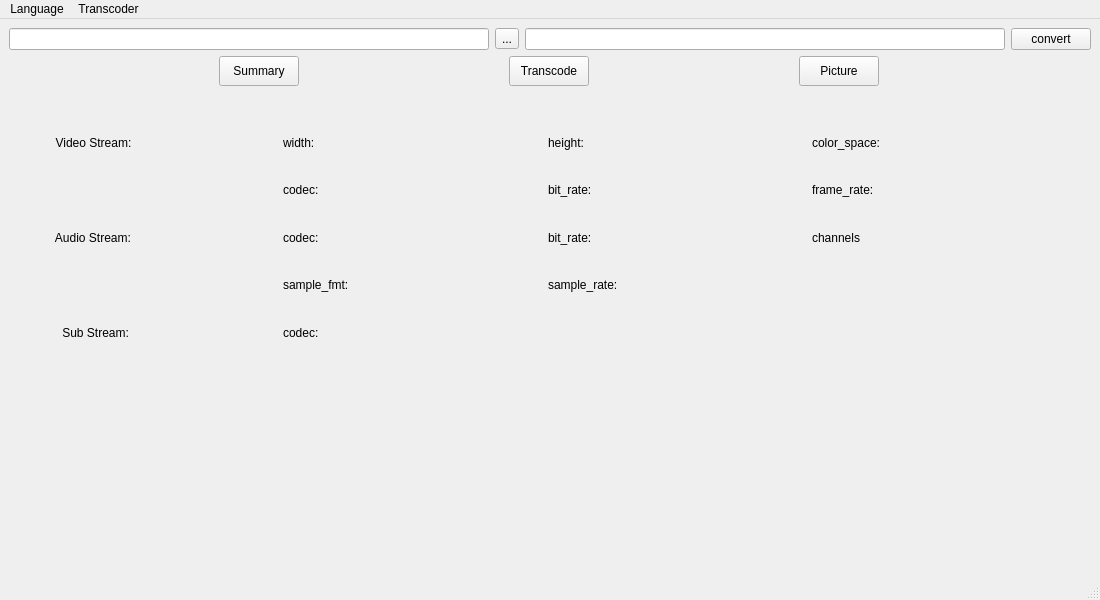
Old version of the form src/builder/src/open_converter.ui in the repository OpenConverterLab/OpenConverter.
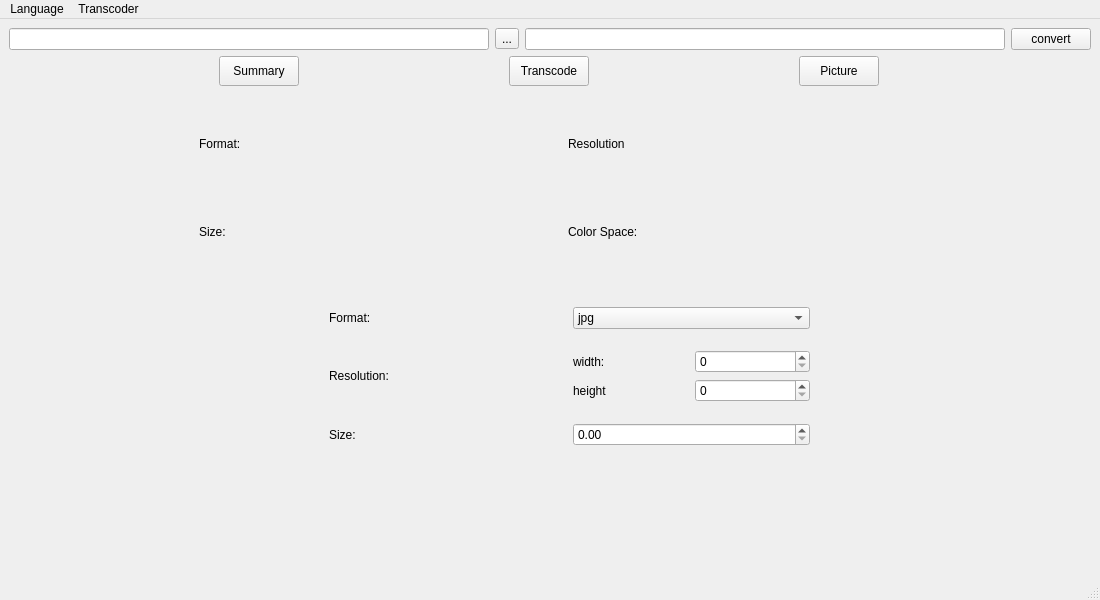
New version of the form.

Commit message: builder/open_converter: add picture page

The edit to the form file:
```diff
--- a/src/builder/src/open_converter.ui
+++ b/src/builder/src/open_converter.ui
@@ -143,7 +143,7 @@
       <item>
        <widget class="QStackedWidget" name="stackedWidget">
         <property name="currentIndex">
-         <number>0</number>
+         <number>2</number>
         </property>
         <widget class="QWidget" name="page">
          <widget class="QWidget" name="gridLayoutWidget">
@@ -437,6 +437,155 @@
           </layout>
          </widget>
         </widget>
+        <widget class="QWidget" name="page_3">
+         <widget class="QWidget" name="gridLayoutWidget_2">
+          <property name="geometry">
+           <rect>
+            <x>190</x>
+            <y>10</y>
+            <width>731</width>
+            <height>171</height>
+           </rect>
+          </property>
+          <layout class="QGridLayout" name="gridLayout_2">
+           <item row="0" column="1">
+            <widget class="QLabel" name="label_picFormatResult">
+             <property name="text">
+              <string/>
+             </property>
+            </widget>
+           </item>
+           <item row="1" column="0">
+            <widget class="QLabel" name="label_picSize">
+             <property name="text">
+              <string>Size:</string>
+             </property>
+            </widget>
+           </item>
+           <item row="0" column="2">
+            <widget class="QLabel" name="label_picResolution">
+             <property name="text">
+              <string>Resolution</string>
+             </property>
+            </widget>
+           </item>
+           <item row="1" column="1">
+            <widget class="QLabel" name="label_picSizeResult">
+             <property name="text">
+              <string/>
+             </property>
+            </widget>
+           </item>
+           <item row="0" column="0">
+            <widget class="QLabel" name="label_picFormat">
+             <property name="text">
+              <string>Format:</string>
+             </property>
+            </widget>
+           </item>
+           <item row="1" column="2">
+            <widget class="QLabel" name="label_picColorSpace">
+             <property name="text">
+              <string>Color Space:</string>
+             </property>
+            </widget>
+           </item>
+           <item row="0" column="3">
+            <widget class="QLabel" name="label_picResolutionResult">
+             <property name="text">
+              <string/>
+             </property>
+            </widget>
+           </item>
+           <item row="1" column="3">
+            <widget class="QLabel" name="label_picColorSpaceResult">
+             <property name="text">
+              <string/>
+             </property>
+            </widget>
+           </item>
+          </layout>
+         </widget>
+         <widget class="QWidget" name="gridLayoutWidget_3">
+          <property name="geometry">
+           <rect>
+            <x>320</x>
+            <y>200</y>
+            <width>481</width>
+            <height>171</height>
+           </rect>
+          </property>
+          <layout class="QGridLayout" name="gridLayout_3">
+           <item row="1" column="0">
+            <widget class="QLabel" name="label_picResutionOutput">
+             <property name="text">
+              <string>Resolution:</string>
+             </property>
+            </widget>
+           </item>
+           <item row="0" column="0">
+            <widget class="QLabel" name="label_picFormatOutput">
+             <property name="text">
+              <string>Format:</string>
+             </property>
+            </widget>
+           </item>
+           <item row="2" column="0">
+            <widget class="QLabel" name="label_picSizeOutput">
+             <property name="text">
+              <string>Size:</string>
+             </property>
+            </widget>
+           </item>
+           <item row="0" column="1">
+            <widget class="QComboBox" name="comboBox_picFormat">
+             <item>
+              <property name="text">
+               <string notr="true">jpg</string>
+              </property>
+             </item>
+             <item>
+              <property name="text">
+               <string notr="true">jpeg</string>
+              </property>
+             </item>
+             <item>
+              <property name="text">
+               <string notr="true">png</string>
+              </property>
+             </item>
+            </widget>
+           </item>
+           <item row="1" column="1">
+            <layout class="QGridLayout" name="gridLayout_4">
+             <item row="0" column="0">
+              <widget class="QLabel" name="label_picWidthOutput">
+               <property name="text">
+                <string>width:</string>
+               </property>
+              </widget>
+             </item>
+             <item row="1" column="0">
+              <widget class="QLabel" name="label_picHeightOutput">
+               <property name="text">
+                <string>height</string>
+               </property>
+              </widget>
+             </item>
+             <item row="0" column="1">
+              <widget class="QSpinBox" name="spinBox_picWidthOutputResult"/>
+             </item>
+             <item row="1" column="1">
+              <widget class="QSpinBox" name="spinBox_picHeightOutputResult"/>
+             </item>
+            </layout>
+           </item>
+           <item row="2" column="1">
+            <widget class="QDoubleSpinBox" name="doubleSpinBox_picSize"/>
+           </item>
+          </layout>
+         </widget>
+        </widget>
        </widget>
       </item>
      </layout>
```
